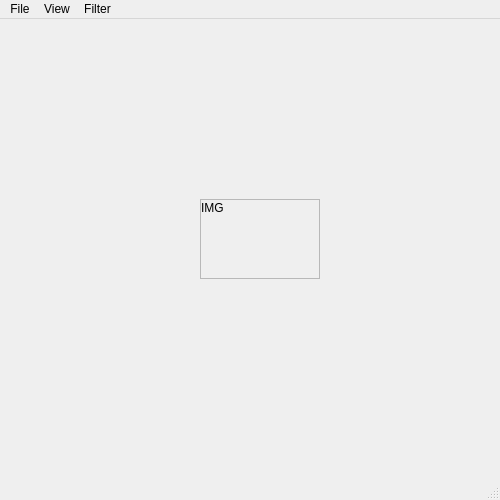
This is src/mainwindow.ui in garlicPasta/Filtershop as Qt 5 draws it before an edit. The edited form follows.
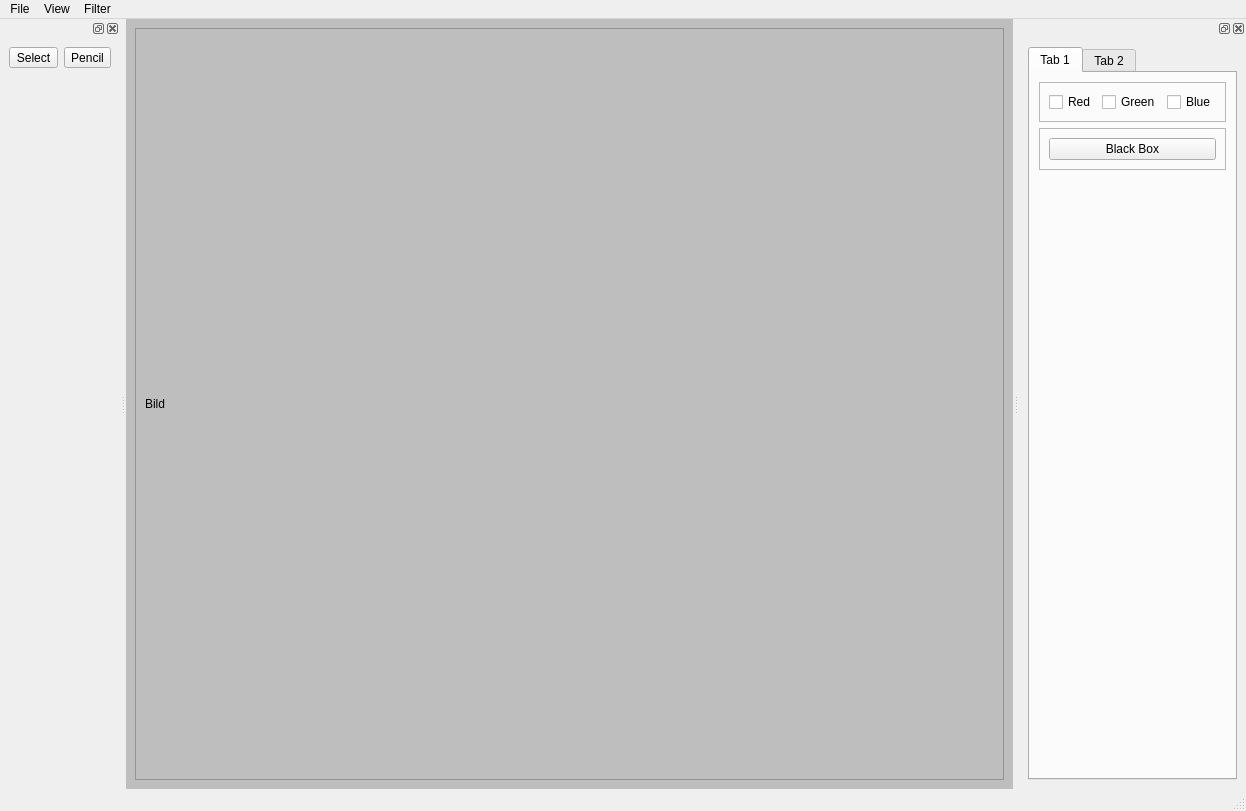
This is the edited form.

```diff
--- a/src/mainwindow.ui
+++ b/src/mainwindow.ui
@@ -6,60 +6,70 @@
    <rect>
     <x>0</x>
     <y>0</y>
-    <width>500</width>
-    <height>500</height>
+    <width>1246</width>
+    <height>811</height>
    </rect>
   </property>
   <property name="windowTitle">
    <string>MainWindow</string>
   </property>
   <widget class="QWidget" name="centralwidget">
-   <widget class="QScrollArea" name="scrollArea">
-    <property name="geometry">
-     <rect>
-      <x>200</x>
-      <y>180</y>
-      <width>120</width>
-      <height>80</height>
-     </rect>
-    </property>
-    <property name="autoFillBackground">
-     <bool>false</bool>
-    </property>
-    <property name="widgetResizable">
-     <bool>true</bool>
-    </property>
-    <widget class="QWidget" name="scrollAreaWidgetContents">
-     <property name="geometry">
-      <rect>
-       <x>0</x>
-       <y>0</y>
-       <width>118</width>
-       <height>78</height>
-      </rect>
-     </property>
-     <widget class="QLabel" name="labelImage">
-      <property name="geometry">
-       <rect>
-        <x>0</x>
-        <y>0</y>
-        <width>66</width>
-        <height>16</height>
-       </rect>
+   <property name="styleSheet">
+    <string notr="true">background-color: rgb(190, 190, 190);</string>
+   </property>
+   <layout class="QHBoxLayout" name="horizontalLayout_4">
+    <item>
+     <widget class="QScrollArea" name="scrollArea">
+      <property name="sizePolicy">
+       <sizepolicy hsizetype="Expanding" vsizetype="Expanding">
+        <horstretch>0</horstretch>
+        <verstretch>0</verstretch>
+       </sizepolicy>
       </property>
-      <property name="text">
-       <string>IMG</string>
+      <property name="autoFillBackground">
+       <bool>false</bool>
       </property>
+      <property name="widgetResizable">
+       <bool>true</bool>
+      </property>
+      <widget class="QWidget" name="scrollAreaWidgetContents">
+       <property name="geometry">
+        <rect>
+         <x>0</x>
+         <y>0</y>
+         <width>825</width>
+         <height>746</height>
+        </rect>
+       </property>
+       <layout class="QHBoxLayout" name="horizontalLayout_3">
+        <item>
+         <widget class="QLabel" name="labelImage">
+          <property name="sizePolicy">
+           <sizepolicy hsizetype="Ignored" vsizetype="Ignored">
+            <horstretch>0</horstretch>
+            <verstretch>0</verstretch>
+           </sizepolicy>
+          </property>
+          <property name="autoFillBackground">
+           <bool>false</bool>
+          </property>
+          <property name="text">
+           <string>Bild</string>
+          </property>
+         </widget>
+        </item>
+       </layout>
+      </widget>
      </widget>
-    </widget>
-   </widget>
+    </item>
+   </layout>
   </widget>
   <widget class="QMenuBar" name="menubar">
    <property name="geometry">
     <rect>
      <x>0</x>
      <y>0</y>
-     <width>500</width>
+     <width>1246</width>
      <height>21</height>
     </rect>
    </property>
@@ -93,6 +103,122 @@
    <addaction name="menuFilter"/>
   </widget>
   <widget class="QStatusBar" name="statusbar"/>
+  <widget class="QDockWidget" name="dockWidget">
+   <attribute name="dockWidgetArea">
+    <number>1</number>
+   </attribute>
+   <widget class="QWidget" name="dockWidgetContents">
+    <layout class="QFormLayout" name="formLayout">
+     <item row="0" column="0">
+      <widget class="QToolButton" name="toolButton_2">
+       <property name="text">
+        <string>Select</string>
+       </property>
+      </widget>
+     </item>
+     <item row="0" column="1">
+      <widget class="QToolButton" name="toolButton">
+       <property name="text">
+        <string>Pencil</string>
+       </property>
+      </widget>
+     </item>
+    </layout>
+   </widget>
+  </widget>
+  <widget class="QDockWidget" name="dock_right">
+   <attribute name="dockWidgetArea">
+    <number>2</number>
+   </attribute>
+   <widget class="QWidget" name="dockWidgetContents_2">
+    <layout class="QVBoxLayout" name="verticalLayout">
+     <item>
+      <widget class="QTabWidget" name="tabWidget">
+       <property name="currentIndex">
+        <number>0</number>
+       </property>
+       <widget class="QWidget" name="tab">
+        <attribute name="title">
+         <string>Tab 1</string>
+        </attribute>
+        <layout class="QVBoxLayout" name="verticalLayout_3">
+         <item>
+          <widget class="QFrame" name="frame">
+           <property name="frameShape">
+            <enum>QFrame::StyledPanel</enum>
+           </property>
+           <property name="frameShadow">
+            <enum>QFrame::Raised</enum>
+           </property>
+           <layout class="QHBoxLayout" name="horizontalLayout">
+            <item>
+             <widget class="QCheckBox" name="checkBox_red">
+              <property name="text">
+               <string>Red</string>
+              </property>
+             </widget>
+            </item>
+            <item>
+             <widget class="QCheckBox" name="checkBox_green">
+              <property name="text">
+               <string>Green</string>
+              </property>
+             </widget>
+            </item>
+            <item>
+             <widget class="QCheckBox" name="checkBox_blue">
+              <property name="text">
+               <string>Blue</string>
+              </property>
+             </widget>
+            </item>
+           </layout>
+          </widget>
+         </item>
+         <item>
+          <widget class="QFrame" name="frame_2">
+           <property name="frameShape">
+            <enum>QFrame::StyledPanel</enum>
+           </property>
+           <property name="frameShadow">
+            <enum>QFrame::Raised</enum>
+           </property>
+           <layout class="QVBoxLayout" name="verticalLayout_5">
+            <item>
+             <widget class="QPushButton" name="pushButton">
+              <property name="text">
+               <string>Black Box</string>
+              </property>
+             </widget>
+            </item>
+           </layout>
+          </widget>
+         </item>
+         <item>
+          <spacer name="verticalSpacer">
+           <property name="orientation">
+            <enum>Qt::Vertical</enum>
+           </property>
+           <property name="sizeHint" stdset="0">
+            <size>
+             <width>20</width>
+             <height>40</height>
+            </size>
+           </property>
+          </spacer>
+         </item>
+        </layout>
+       </widget>
+       <widget class="QWidget" name="tab_2">
+        <attribute name="title">
+         <string>Tab 2</string>
+        </attribute>
+       </widget>
+      </widget>
+     </item>
+    </layout>
+   </widget>
+  </widget>
   <action name="actionExit">
    <property name="text">
     <string>Exit</string>
```
